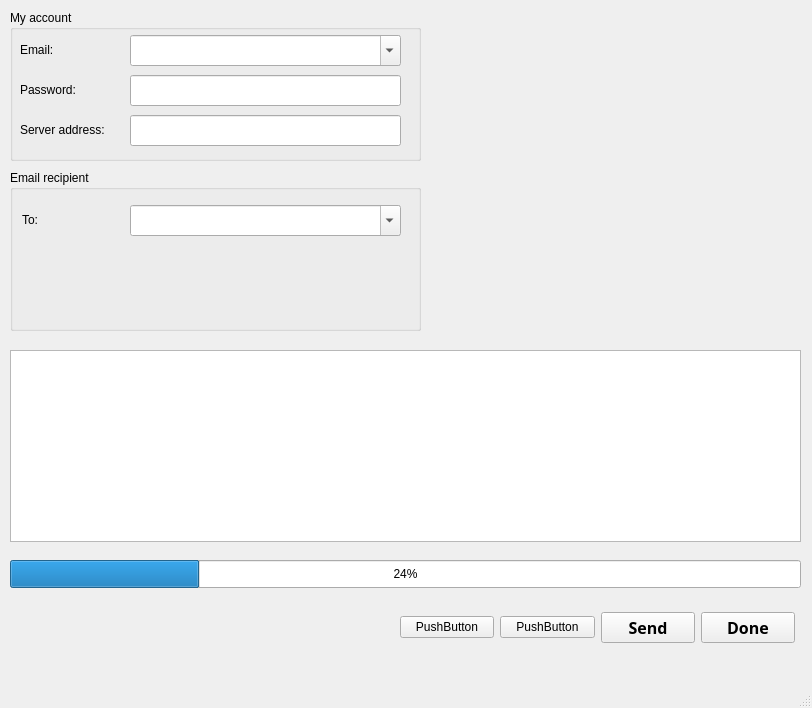
The window that mainwindow.ui (egge313/eggemail) describes before a commit, drawn with Qt 5.
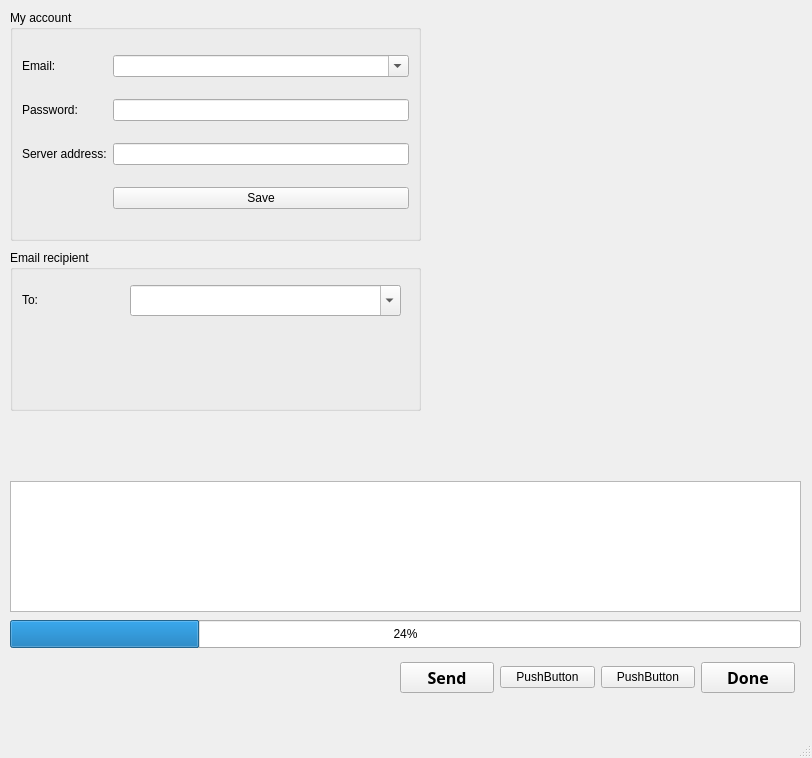
The same window after the commit.

Patch:
```diff
--- a/mainwindow.ui
+++ b/mainwindow.ui
@@ -7,7 +7,7 @@
     <x>0</x>
     <y>0</y>
     <width>812</width>
-    <height>708</height>
+    <height>758</height>
    </rect>
   </property>
   <property name="minimumSize">
@@ -33,9 +33,9 @@
     <property name="geometry">
      <rect>
       <x>10</x>
-      <y>350</y>
+      <y>481</y>
       <width>791</width>
-      <height>192</height>
+      <height>131</height>
      </rect>
     </property>
    </widget>
@@ -43,7 +43,7 @@
     <property name="geometry">
      <rect>
       <x>10</x>
-      <y>560</y>
+      <y>620</y>
       <width>791</width>
       <height>28</height>
      </rect>
@@ -58,118 +58,79 @@
       <x>10</x>
       <y>10</y>
       <width>411</width>
-      <height>151</height>
+      <height>231</height>
      </rect>
     </property>
     <property name="title">
      <string>My account</string>
     </property>
+    <layout class="QGridLayout" name="gridLayout">
+     <item row="0" column="0">
     <widget class="QLabel" name="label">
-     <property name="geometry">
-      <rect>
-       <x>10</x>
-       <y>30</y>
-       <width>63</width>
-       <height>20</height>
-      </rect>
-     </property>
      <property name="text">
       <string>Email:</string>
      </property>
     </widget>
-    <widget class="QLabel" name="label_2">
-     <property name="geometry">
-      <rect>
-       <x>10</x>
-       <y>110</y>
-       <width>101</width>
-       <height>20</height>
-      </rect>
-     </property>
-     <property name="text">
-      <string>Server address:</string>
-     </property>
-    </widget>
+     </item>
+     <item row="0" column="1">
+      <widget class="QComboBox" name="comboBoxEmail">
+       <property name="mouseTracking">
+        <bool>true</bool>
+       </property>
+       <property name="editable">
+        <bool>true</bool>
+       </property>
+       <property name="placeholderText">
+        <string>(Insert email@somedomain.com)</string>
+       </property>
+      </widget>
+     </item>
+     <item row="1" column="0">
     <widget class="QLabel" name="label_3">
-     <property name="geometry">
-      <rect>
-       <x>10</x>
-       <y>70</y>
-       <width>63</width>
-       <height>20</height>
-      </rect>
-     </property>
      <property name="text">
       <string>Password:</string>
      </property>
     </widget>
+     </item>
+     <item row="1" column="1">
     <widget class="QLineEdit" name="lineEdit_Password">
-     <property name="geometry">
-      <rect>
-       <x>120</x>
-       <y>65</y>
-       <width>271</width>
-       <height>31</height>
-      </rect>
-     </property>
      <property name="echoMode">
       <enum>QLineEdit::Password</enum>
      </property>
     </widget>
-    <widget class="QLineEdit" name="lineEdit_ServerAddress">
-     <property name="geometry">
-      <rect>
-       <x>120</x>
-       <y>105</y>
-       <width>271</width>
-       <height>31</height>
-      </rect>
-     </property>
-    </widget>
-    <widget class="QComboBox" name="comboBoxEmail">
-     <property name="geometry">
-      <rect>
-       <x>120</x>
-       <y>25</y>
-       <width>271</width>
-       <height>31</height>
-      </rect>
-     </property>
-     <property name="mouseTracking">
-      <bool>true</bool>
-     </property>
-     <property name="editable">
-      <bool>true</bool>
-     </property>
-     <property name="placeholderText">
-      <string>(Insert email@somedomain.com)</string>
-     </property>
-    </widget>
+     </item>
+     <item row="2" column="0">
+      <widget class="QLabel" name="label_2">
+       <property name="text">
+        <string>Server address:</string>
+       </property>
+      </widget>
+     </item>
+     <item row="2" column="1">
+      <widget class="QLineEdit" name="lineEdit_ServerAddress"/>
+     </item>
+     <item row="3" column="1">
+      <widget class="QPushButton" name="pushButtonSaveAccount">
+       <property name="text">
+        <string>Save</string>
+       </property>
+       <property name="checkable">
+        <bool>false</bool>
+       </property>
+      </widget>
+     </item>
+    </layout>
    </widget>
    <widget class="QWidget" name="layoutWidget">
     <property name="geometry">
      <rect>
       <x>400</x>
-      <y>610</y>
+      <y>660</y>
       <width>395</width>
       <height>35</height>
      </rect>
     </property>
     <layout class="QHBoxLayout" name="horizontalLayout">
-     <item>
-      <widget class="QPushButton" name="pushButton_4">
-       <property name="text">
-        <string>PushButton</string>
-       </property>
-      </widget>
-     </item>
-     <item>
-      <widget class="QPushButton" name="pushButton_3">
-       <property name="text">
-        <string>PushButton</string>
-       </property>
-      </widget>
-     </item>
      <item>
       <widget class="QPushButton" name="pushButton_Send">
        <property name="font">
@@ -187,6 +148,20 @@
        </property>
       </widget>
      </item>
+     <item>
+      <widget class="QPushButton" name="pushButton_4">
+       <property name="text">
+        <string>PushButton</string>
+       </property>
+      </widget>
+     </item>
+     <item>
+      <widget class="QPushButton" name="pushButton_3">
+       <property name="text">
+        <string>PushButton</string>
+       </property>
+      </widget>
+     </item>
      <item>
       <widget class="QPushButton" name="pushButtonLogout">
        <property name="font">
@@ -210,7 +185,7 @@
     <property name="geometry">
      <rect>
       <x>10</x>
-      <y>170</y>
+      <y>250</y>
       <width>411</width>
       <height>161</height>
      </rect>
@@ -248,6 +223,25 @@
      </property>
     </widget>
    </widget>
+   <widget class="QLabel" name="label_5_info">
+    <property name="geometry">
+     <rect>
+      <x>10</x>
+      <y>430</y>
+      <width>791</width>
+      <height>31</height>
+     </rect>
+    </property>
+    <property name="font">
+     <font>
+      <pointsize>10</pointsize>
+      <bold>true</bold>
+     </font>
+    </property>
+    <property name="text">
+     <string/>
+    </property>
+   </widget>
   </widget>
   <widget class="QMenuBar" name="menubar">
    <property name="geometry">
```
Lines whose indentation alone changed are shown as unchanged.
